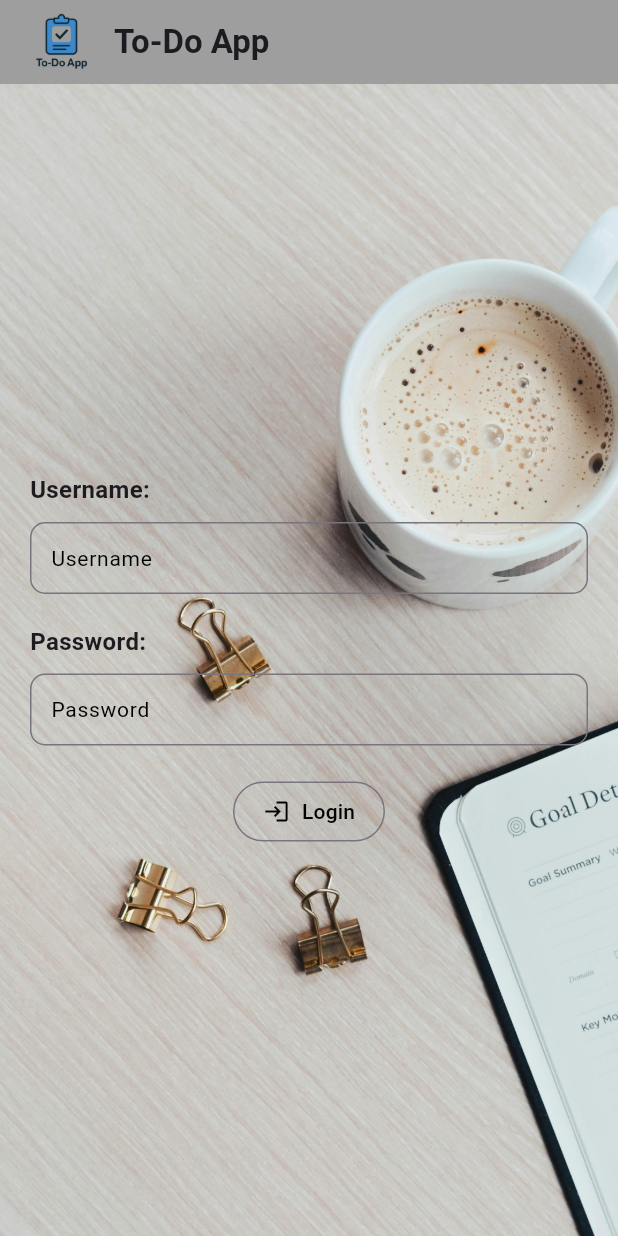
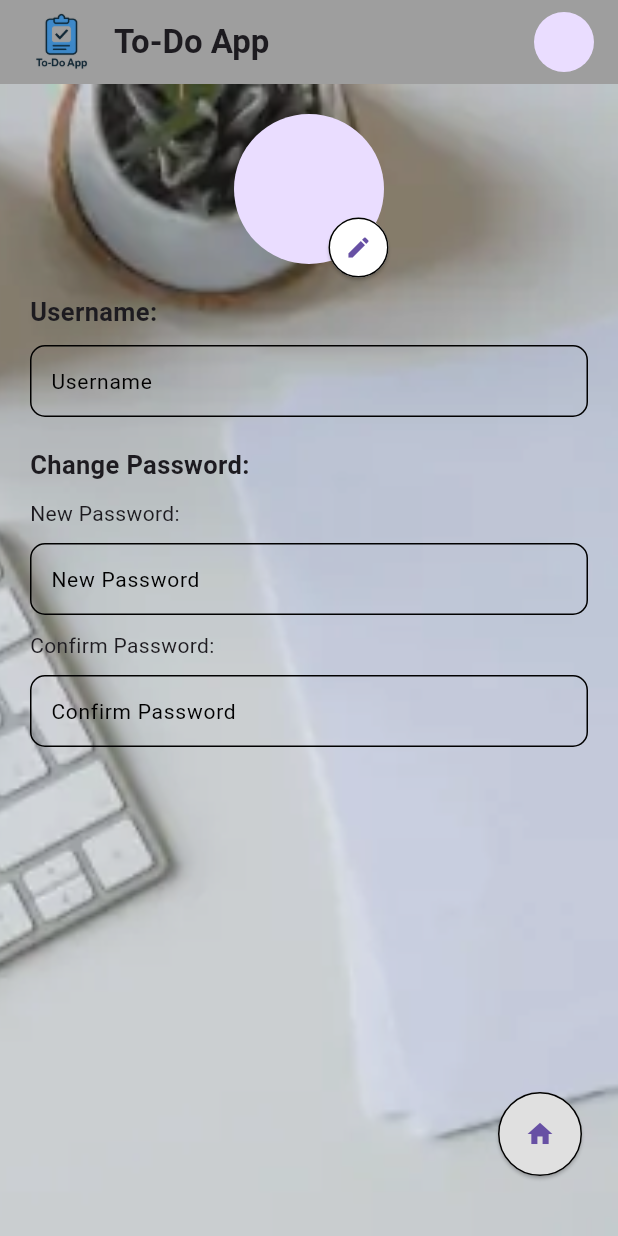
Before and after one commit to yaboywf/Todo-App, a Flutter app: the screen it shows after launch, on a phone screen of 412 x 824 dp. Run offline on Flutter 3.47's test engine with Material 3 defaults, Android fonts, the phone set to English and light mode, and no system bars.

Commit message:
Added a profile page

```diff
--- a/lib/login.dart
+++ b/lib/login.dart
@@ -1,4 +1,8 @@
+  // ignore_for_file: avoid_print
+
   import 'package:flutter/material.dart';
+  import 'dart:convert';
+  import 'package:http/http.dart' as http;
 
   class Login extends StatefulWidget {
     const Login({super.key});
@@ -10,6 +14,34 @@
   class _LoginState extends State<Login> {
     final username = TextEditingController();
     final password = TextEditingController();
+
+    Future<void> sendAuthentication() async {
+      final url = "http://0.0.0.0:3000/api/authenticate";
+      final data = {
+        "username": username.text,
+        "password": password.text
+      };
+
+      if (username.text.isEmpty || password.text.isEmpty) {
+        return;
+      }
+
+      try {
+        final response = await http.post(
+          Uri.parse(url),
+          headers: {"Content-Type": "application/json"},
+          body: json.encode(data)
+        );
+
+        if (response.statusCode == 200) {
+          print('Data sent successfully: ${response.body}');
+        } else {
+          print('Failed to send data. Status code: ${response.statusCode}');
+        }
+      } catch (err) {
+        print(err);
+      }
+    }
 
     @override
     Widget build(BuildContext context) {
@@ -24,8 +56,7 @@
             ],
           ),
         ),
-        body: SafeArea(
-          child: Container(
+        body: Container(
           decoration: BoxDecoration(
             image: DecorationImage(
               image: AssetImage("assets/login_bg.jpg"),
@@ -46,7 +77,6 @@
                   SizedBox(height: 10),
                   TextField(
                     cursorColor: Colors.black,
-                      obscureText: true,
                     controller: username,
                     keyboardType: TextInputType.name,
                     decoration: InputDecoration(
@@ -123,7 +153,10 @@
                         padding: EdgeInsets.symmetric(horizontal: 20.0, vertical: 5.0),
                         iconColor: Colors.black,
                       ),
-                        onPressed: () {},
+                      onPressed: () {
+                        Navigator.pushReplacementNamed(context, '/profile');
+                        // sendAuthentication();
+                      },
                       icon: Icon(Icons.login),
                       label: Text("Login", style: TextStyle(
                         color: Colors.black
@@ -135,7 +168,6 @@
             ),
           ),
         ),
-        ),
       );
     }
   }
--- a/lib/main.dart
+++ b/lib/main.dart
@@ -1,12 +1,15 @@
 import 'package:flutter/material.dart';
 import './login.dart';
+import './profile.dart';
 
 void main() {
   runApp(MaterialApp(
     debugShowCheckedModeBanner: false,
     title: 'Todo App',
+    initialRoute: "/profile",
     routes: {
       "/": (context) => const Login(),
+      "/profile": (context) => const ProfilePage(),
     },
   ));
 }
--- a/lib/profile.dart
+++ b/lib/profile.dart
@@ -0,0 +1,152 @@
+import 'package:flutter/material.dart';
+
+class ProfilePage extends StatefulWidget {
+  const ProfilePage({super.key});
+
+  @override
+  State<ProfilePage> createState() => _ProfilePageState();
+}
+
+class _ProfilePageState extends State<ProfilePage> {
+  @override
+  Widget build(BuildContext context) {
+    return Scaffold(
+      resizeToAvoidBottomInset: false,
+      appBar: AppBar(
+        backgroundColor: Colors.grey,
+        automaticallyImplyLeading: false,
+        title: Row(
+          children: [
+            Image(image: AssetImage("assets/logo.png"), height: 50),
+            SizedBox(width: 10),
+            Text("To-Do App", style: TextStyle(fontWeight: FontWeight.bold),),
+            Expanded(
+              child: Align(
+                alignment: Alignment.centerRight,
+                child: CircleAvatar(
+                  radius: 20,
+                ),
+              ),
+            )
+          ],
+        ),
+      ),
+      body: Stack(
+        children: [
+          Container(
+            decoration: BoxDecoration(
+              image: DecorationImage(
+                image: AssetImage("assets/profile_bg.webp"),
+                fit: BoxFit.cover,
+                colorFilter: ColorFilter.mode(
+                  Colors.black.withValues(alpha: 0.1),
+                  BlendMode.darken,
+                )
+              )
+            ),
+            padding: EdgeInsets.all(20),
+            child: Expanded(
+              child: Column(
+                mainAxisAlignment: MainAxisAlignment.start,
+                crossAxisAlignment: CrossAxisAlignment.start,
+                children: [
+                  Center(
+                    child: CircleAvatar(
+                      radius: 50,
+                    ),
+                  ),
+                  SizedBox(height: 20),
+                  Text("Username:", style: TextStyle(
+                    fontWeight: FontWeight.bold,
+                    fontSize: 17,
+                  ),),
+                  SizedBox(height: 10),
+                  TextField(
+                    cursorColor: Colors.black,
+                    decoration: textDecor("Username"),
+                  ),
+                  SizedBox(height: 20),
+                  Text("Change Password:", style: TextStyle(
+                    fontWeight: FontWeight.bold,
+                    fontSize: 17,
+                  ),),
+                  SizedBox(height: 10),
+                  Text("New Password:"),
+                  SizedBox(height: 10),
+                  TextField(
+                    cursorColor: Colors.black,
+                    decoration: textDecor("New Password"),
+                  ),
+                  SizedBox(height: 10),
+                  Text("Confirm Password:"),
+                  SizedBox(height: 10),
+                  TextField(
+                    cursorColor: Colors.black,
+                    decoration: textDecor("Confirm Password"),
+                  )
+                ],
+              ),
+            ),
+          ),
+          Positioned(
+            right: 140,
+            top: 85,
+            child: ElevatedButton(
+              style: ButtonStyle(
+                shape: WidgetStatePropertyAll(CircleBorder()),
+                backgroundColor: WidgetStatePropertyAll(Colors.white),
+                side: WidgetStatePropertyAll(BorderSide(color: Colors.black)),
+              ),
+              onPressed: () {},
+              child: Icon(Icons.edit)
+            )
+          ),
+          Positioned(
+            right: 20,
+            bottom: 40,
+            child: ElevatedButton(
+              onPressed: () {
+                Navigator.pushReplacementNamed(context, "/");
+              },
+              style: ButtonStyle(
+                padding: WidgetStatePropertyAll(EdgeInsets.all(18)),
+                shape: WidgetStatePropertyAll(CircleBorder()),
+                backgroundColor: WidgetStatePropertyAll(Colors.grey[300]),
+                side: WidgetStatePropertyAll(BorderSide(color: Colors.black)),
+              ),
+              child: Icon(Icons.home, size: 20,),
+            ),
+          )
+        ],
+      ),
+    );
+  }
+
+  InputDecoration textDecor(String hintText) {
+    return InputDecoration(
+      labelText: hintText,
+      labelStyle: TextStyle(
+        color: Colors.black,
+        fontSize: 14,
+      ),
+      hintStyle: TextStyle(
+        color: Colors.black,
+        fontSize: 14,
+      ),
+      hintText: "Enter $hintText",
+      border: OutlineInputBorder(
+        borderRadius: BorderRadius.circular(10),
+        borderSide: BorderSide(color: Colors.black),
+      ),
+      enabledBorder: OutlineInputBorder(
+        borderRadius: BorderRadius.circular(10),
+        borderSide: BorderSide(color: Colors.black),
+      ),
+      focusedBorder: OutlineInputBorder(
+        borderRadius: BorderRadius.circular(10),
+        borderSide: BorderSide(color: Colors.black),
+      ),
+      contentPadding: EdgeInsets.symmetric(vertical: 3.0, horizontal: 10.0),
+    );
+  }
+}
```
Also changed, not shown: pubspec.yaml (+6 -51 lines), assets/profile_bg.webp (added), pubspec.lock, 3 other files. Lines whose indentation alone changed are shown as unchanged.
